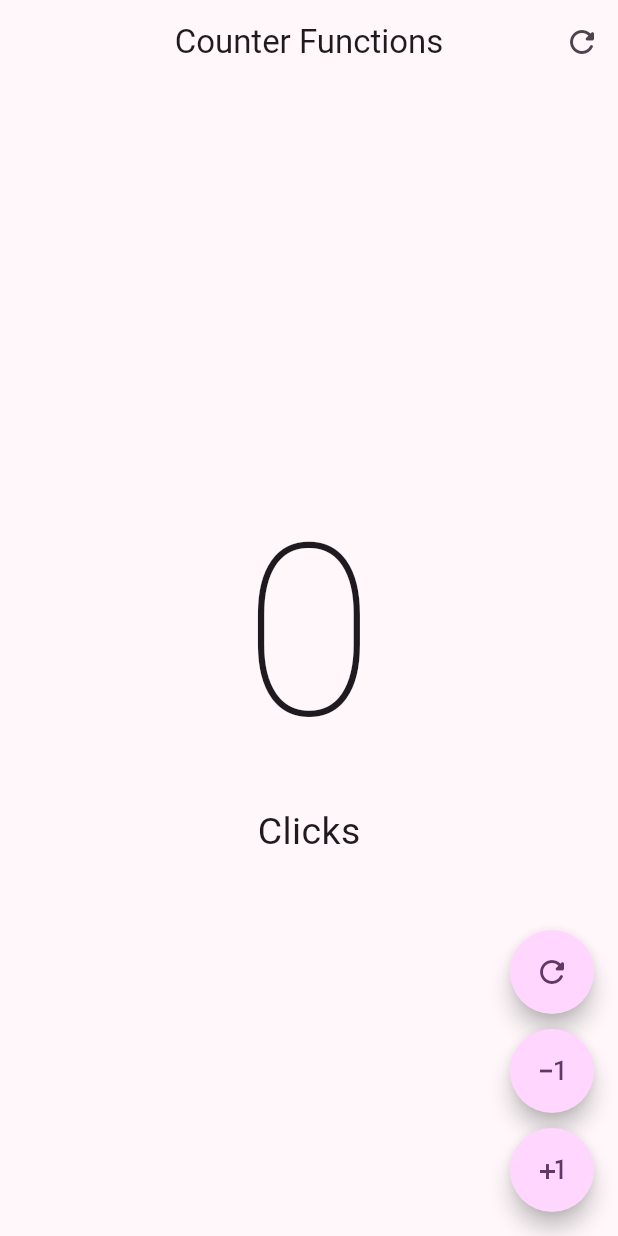
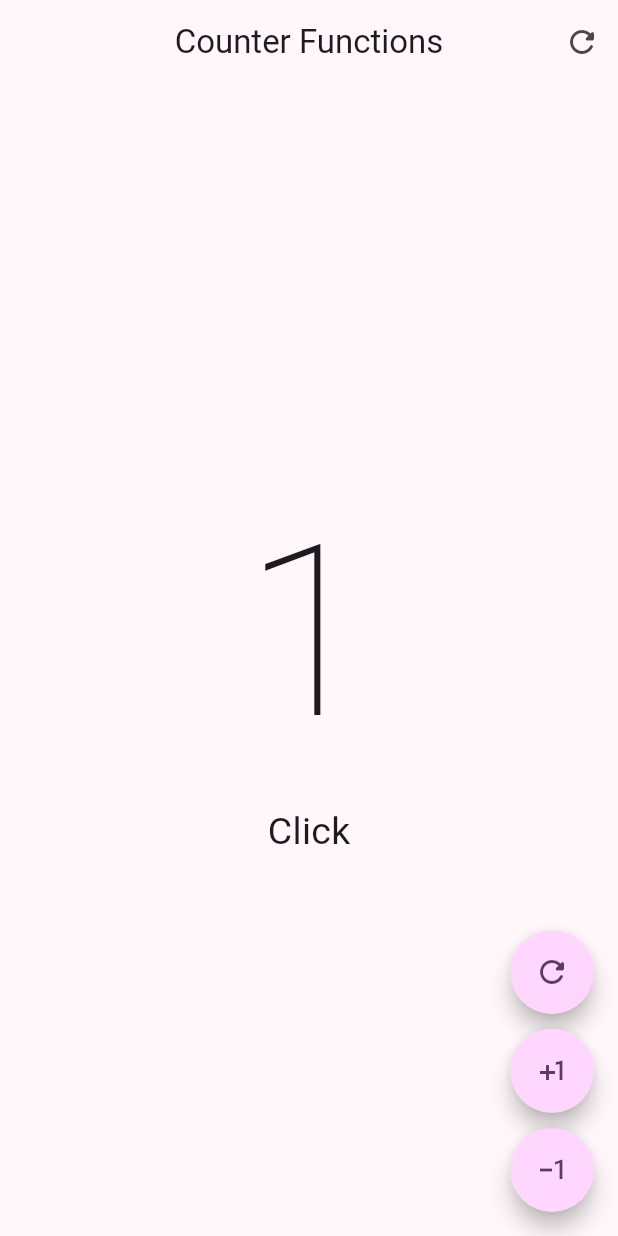
Before and after one commit to engelcituk/flutter-primeros-pasos, a Flutter app: the screen it shows after launch, after a tap on the "plus one" icon, on a phone screen of 412 x 824 dp. Run offline on Flutter 3.47's test engine with Material 2 defaults, Android fonts, the phone set to English and light mode, and no system bars.

```diff
--- a/lib/presentation/screens/counter/counter_functions_screen.dart
+++ b/lib/presentation/screens/counter/counter_functions_screen.dart
@@ -44,16 +44,36 @@ class _CounterFunctionsScreenState extends State<CounterFunctionsScreen> {
         ),
       ),
       floatingActionButton:
-        Column(mainAxisAlignment: MainAxisAlignment.end, children: [
-        CustomButton( icon: Icons.refresh_rounded ),
+          Column(mainAxisAlignment: MainAxisAlignment.end, children: [
+        CustomButton(
+            icon: Icons.refresh_rounded,
+            onPressed: () {
+              setState(() {
+                clickCounter = 0;
+              });
+            }),
         const SizedBox(
           height: 10,
         ),
-        CustomButton( icon: Icons.exposure_minus_1_outlined ),
+
+        CustomButton(
+          icon: Icons.plus_one,
+          onPressed: () {
+            setState(() {
+              clickCounter++;
+            });
+        }),
         const SizedBox(
           height: 10,
         ),
-        CustomButton( icon: Icons.plus_one )
+        CustomButton(
+            icon: Icons.exposure_minus_1_outlined,
+            onPressed: () {
+              setState(() {
+                if (clickCounter == 0) return;
+                clickCounter--;
+              });
+            }),
       ]),
     );
   }
@@ -61,19 +81,20 @@ class _CounterFunctionsScreenState extends State<CounterFunctionsScreen> {
 
 class CustomButton extends StatelessWidget {
   final IconData icon;
-
+  final VoidCallback? onPressed;
 
   const CustomButton({
     super.key,
     required this.icon,
+    this.onPressed,
   });
 
   @override
   Widget build(BuildContext context) {
     return FloatingActionButton(
       shape: const StadiumBorder(),
-      onPressed: () {},
-      child: Icon( icon ),
+      onPressed: onPressed,
+      child: Icon(icon),
     );
   }
 }
```
